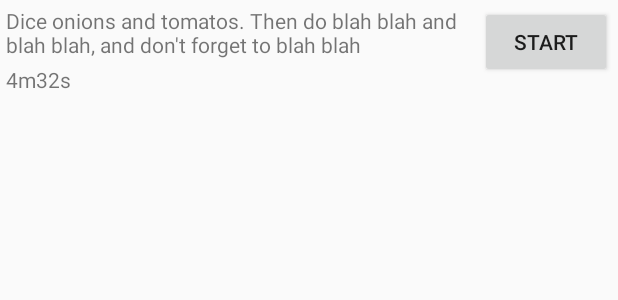
After one commit to Chefster/android, an Android app: the layout step_list_item.xml on its own in the app's theme, with its tools: preview values and no code run, on a phone screen of 412 x 824 dp. The commit adds this screen. Shown: the top 300 px of the screen. Run offline under Robolectric (Android 15) with nearby library versions, the light colour scheme and no system bars.

Commit message:
work in progress

```diff
--- /dev/null
+++ b/app/src/main/res/drawable/transparent_background_blue_border.xml
@@ -0,0 +1,5 @@
+<shape xmlns:android="http://schemas.android.com/apk/res/android" android:shape="rectangle">
+    <solid android:color="@android:color/transparent" />
+    <stroke android:width="1dip" android:color="#0000ff"/>
+    <corners android:radius="10dp"/>
+</shape>
--- /dev/null
+++ b/app/src/main/res/drawable/transparent_background_red_border.xml
@@ -0,0 +1,5 @@
+<shape xmlns:android="http://schemas.android.com/apk/res/android" android:shape="rectangle">
+    <solid android:color="@android:color/transparent" />
+    <stroke android:width="1dip" android:color="#ff0000"/>
+    <corners android:radius="10dp"/>
+</shape>
--- a/app/src/main/res/layout/activity_cooking.xml
+++ b/app/src/main/res/layout/activity_cooking.xml
@@ -20,6 +20,7 @@
         />
 
     <View
+        android:id="@+id/view_lists_separator"
         android:layout_width="match_parent"
         android:layout_height="2dp"
         android:background="@android:color/black"
--- /dev/null
+++ b/app/src/main/res/layout/step_list_item.xml
@@ -0,0 +1,35 @@
+<?xml version="1.0" encoding="utf-8"?>
+<RelativeLayout
+    xmlns:android="http://schemas.android.com/apk/res/android"
+    android:layout_width="match_parent"
+    android:layout_height="match_parent"
+    xmlns:tools="http://schemas.android.com/tools"
+    android:padding="4dp"
+    >
+
+    <TextView
+        android:id="@+id/text_view_step_description"
+        android:layout_width="wrap_content"
+        android:layout_height="wrap_content"
+        android:layout_toStartOf="@+id/button_play_done"
+        tools:text="Dice onions and tomatos. Then do blah blah and blah blah, and don't forget to blah blah"
+        />
+
+    <Button
+        android:id="@+id/button_play_done"
+        android:layout_width="wrap_content"
+        android:layout_height="wrap_content"
+        android:layout_alignParentEnd="true"
+        tools:text="Start"
+        />
+
+    <TextView
+        android:id="@+id/text_view_time_left"
+        android:layout_width="wrap_content"
+        android:layout_height="wrap_content"
+        android:layout_below="@id/text_view_step_description"
+        android:layout_marginTop="4dp"
+        tools:text="4m32s"
+        />
+
+</RelativeLayout>
```
Also changed, not shown: app/src/main/AndroidManifest.xml (+5 -4 lines), app/src/main/assets/recipes.json (+48 -4 lines), app/src/main/java/com/codepath/chefster/activities/CookingActivity.java (+62 -1 lines), app/src/main/java/com/codepath/chefster/adapters/StepsAdapter.java (added, +59 -0 lines), app/src/main/java/com/codepath/chefster/models/Step.java (+11 -2 lines).
